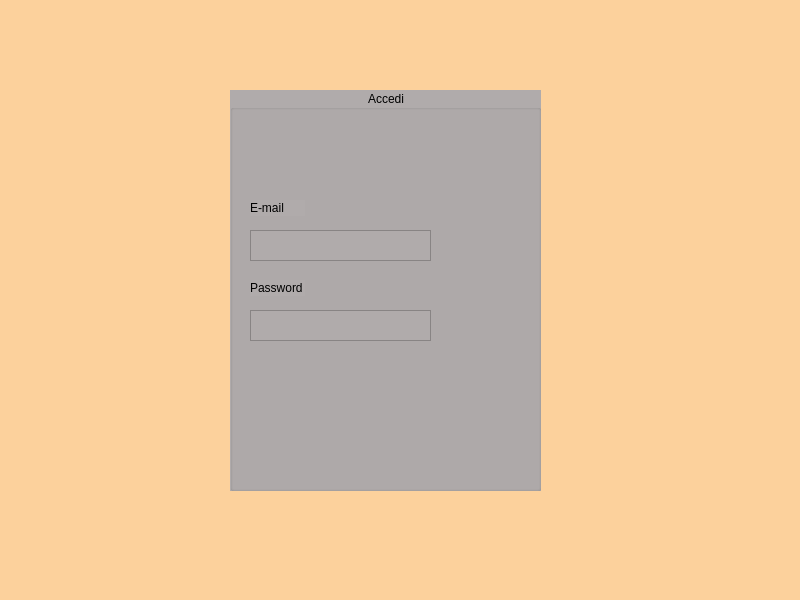
Qt form Login/login.ui (ManuelMarrone/GestioneBowling) before a commit.
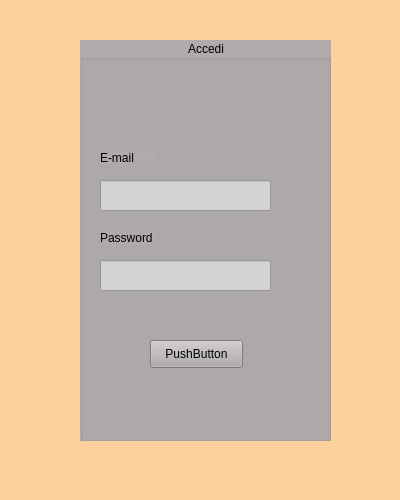
The same form after that commit.

Commit message: seconda bozza di login e inizio del cassiere

The edit to the form file:
```diff
--- a/Login/login.ui
+++ b/Login/login.ui
@@ -9,20 +9,20 @@
    <rect>
     <x>0</x>
     <y>0</y>
-    <width>800</width>
-    <height>600</height>
+    <width>400</width>
+    <height>500</height>
    </rect>
   </property>
   <property name="minimumSize">
    <size>
-    <width>800</width>
-    <height>600</height>
+    <width>400</width>
+    <height>500</height>
    </size>
   </property>
   <property name="maximumSize">
    <size>
-    <width>800</width>
-    <height>600</height>
+    <width>400</width>
+    <height>500</height>
    </size>
   </property>
   <property name="windowTitle">
@@ -31,17 +31,20 @@
   <property name="styleSheet">
    <string notr="true">background-color: #FCD19C</string>
   </property>
-  <widget class="QGroupBox" name="GPAccesso">
+  <widget class="QWidget" name="verticalLayoutWidget">
    <property name="geometry">
     <rect>
-     <x>230</x>
-     <y>90</y>
-     <width>311</width>
+     <x>80</x>
+     <y>40</y>
+     <width>251</width>
      <height>401</height>
     </rect>
    </property>
+   <layout class="QVBoxLayout" name="verticalLayout">
+    <item>
+     <widget class="QGroupBox" name="GPAccesso">
    <property name="styleSheet">
-    <string notr="true">background-color: #B0ABAB</string>
+       <string notr="true">background-color: #b0abab</string>
    </property>
    <property name="title">
     <string>Accedi</string>
@@ -49,6 +52,9 @@
    <property name="alignment">
     <set>Qt::AlignCenter</set>
    </property>
+      <property name="flat">
+       <bool>false</bool>
+      </property>
    <property name="checkable">
     <bool>false</bool>
    </property>
@@ -78,26 +84,48 @@
      <string>Password</string>
     </property>
    </widget>
-   <widget class="QTextEdit" name="textEdit">
+      <widget class="QPushButton" name="loginButton">
+       <property name="geometry">
+        <rect>
+         <x>70</x>
+         <y>300</y>
+         <width>93</width>
+         <height>28</height>
+        </rect>
+       </property>
+       <property name="text">
+        <string>PushButton</string>
+       </property>
+      </widget>
+      <widget class="QLineEdit" name="textEmail">
     <property name="geometry">
      <rect>
       <x>20</x>
       <y>140</y>
-      <width>181</width>
+         <width>171</width>
       <height>31</height>
      </rect>
     </property>
-   </widget>
-   <widget class="QTextEdit" name="textEdit_2">
+       <property name="styleSheet">
+        <string notr="true">background: lightgrey</string>
+       </property>
+      </widget>
+      <widget class="QLineEdit" name="textPassword">
     <property name="geometry">
      <rect>
       <x>20</x>
       <y>220</y>
-      <width>181</width>
+         <width>171</width>
       <height>31</height>
      </rect>
     </property>
-   </widget>
+       <property name="styleSheet">
+        <string notr="true">background: lightgrey</string>
+       </property>
+      </widget>
+     </widget>
+    </item>
+   </layout>
   </widget>
  </widget>
  <resources/>
```
Lines whose indentation alone changed are shown as unchanged. The commit also changes 8 other files.
